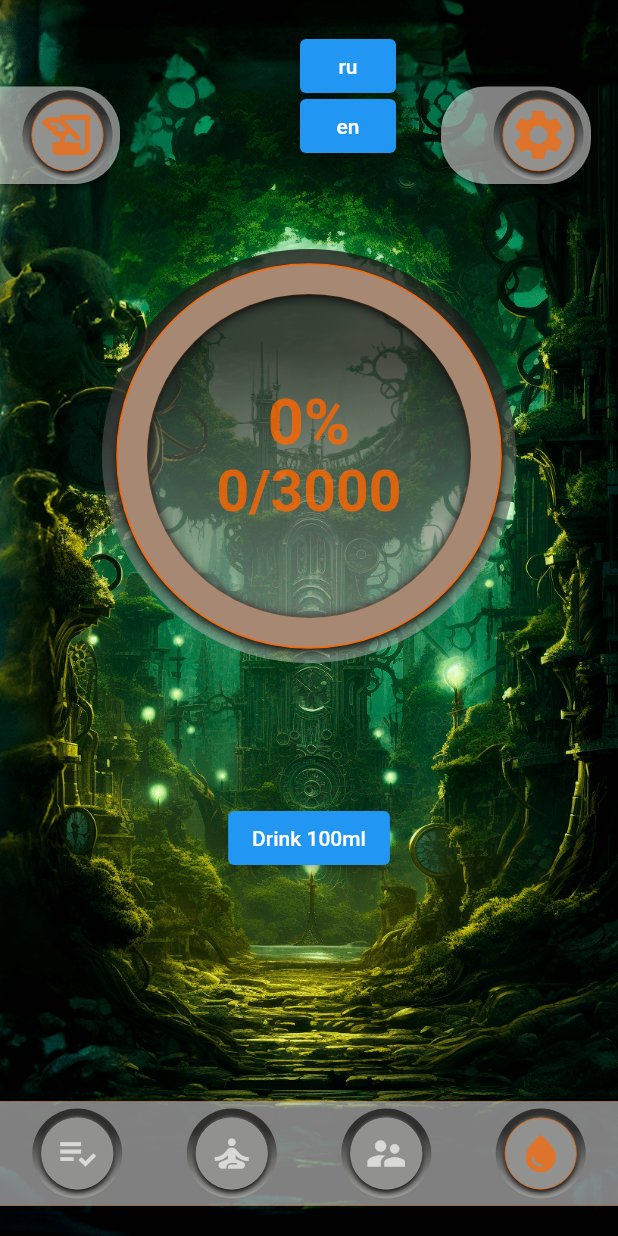
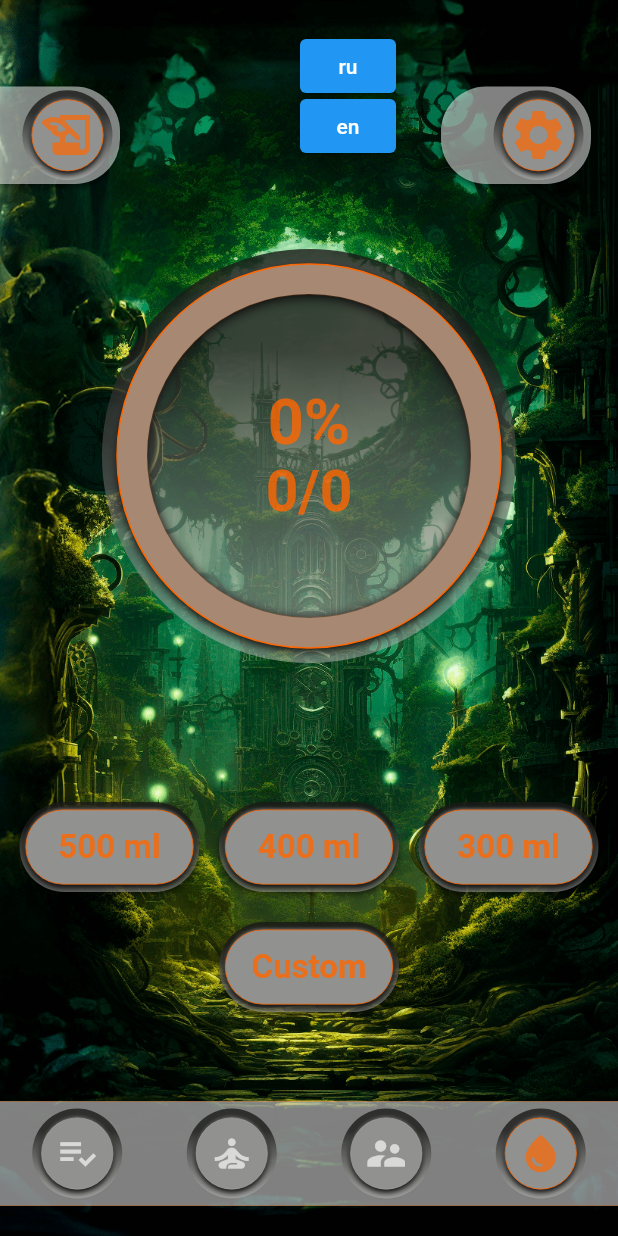
Before and after one commit to denissavishchev/today, a Flutter app: the screen it shows after launch, swiped to page 4, on a phone screen of 412 x 824 dp. Run offline on Flutter 3.47's test engine with Material 2 defaults, Android fonts, the phone set to English and light mode, and no system bars; our stand-ins replace awesome_notifications, countup, easy_localization, hive, hive_flutter, percent_indicator; missing offline and left inert: flutter_ringtone_player, flutter_rounded_date_picker; accounts and stored records are empty.

Commit message:
Water page frontend

```diff
--- a/lib/pages/water_page.dart
+++ b/lib/pages/water_page.dart
@@ -4,6 +4,7 @@ import 'package:provider/provider.dart';
 import 'package:today/providers/water_provider.dart';
 import '../constants.dart';
 import '../widgets/circular_background_painter.dart';
+import '../widgets/drink_button.dart';
 import '../widgets/settings_button.dart';
 import '../widgets/side_button_widget.dart';
 
@@ -92,16 +93,38 @@ class WaterPage extends StatelessWidget {
                           children: [
                             Text(
                               '${data.percent.toStringAsFixed(0)}%', style: kOrangeStyle.copyWith(fontSize: 42),),
-                            Text('${data.water}/3000', style: kOrangeStyle.copyWith(fontSize: 38),),
+                            Text('${data.water}/${data.target}', style: kOrangeStyle.copyWith(fontSize: 38),),
                           ],
                         ),
                       ],
                     ),
                   ),
                   SizedBox(height: size.height * 0.08,),
-                  ElevatedButton(
-                      onPressed: () => data.addWater(),
-                      child: Text('Drink 100ml'))
+                  Column(
+                    children: [
+                      Row(
+                        mainAxisAlignment: MainAxisAlignment.spaceEvenly,
+                        children: [
+                          DrinkButton(
+                            onTap: () => data.addWater(500),
+                            quantity: '500 ml',
+                          ),
+                          DrinkButton(
+                            onTap: () => data.addWater(400),
+                            quantity: '400 ml',
+                          ),
+                          DrinkButton(
+                            onTap: () => data.addWater(300),
+                            quantity: '300 ml',
+                          ),
+                        ],
+                      ),
+                      const SizedBox(height: 20,),
+                      DrinkButton(
+                          onTap: () => data.selectQuantity(context),
+                          quantity: 'Custom')
+                    ],
+                  )
                 ],
               ),
             ),
--- a/lib/providers/water_provider.dart
+++ b/lib/providers/water_provider.dart
@@ -1,7 +1,6 @@
 import 'package:flutter/material.dart';
 import 'package:hive/hive.dart';
 import 'package:today/model/water_model.dart';
-
 import '../model/boxes.dart';
 
 class WaterProvider with ChangeNotifier {
@@ -13,8 +12,8 @@ class WaterProvider with ChangeNotifier {
   TimeOfDay initialWakeUpTime = const TimeOfDay(hour: 8, minute: 00);
   TimeOfDay initialBedTime = const TimeOfDay(hour: 22, minute: 00);
 
-  void addWater(){
-    water+=100;
+  void addWater(int quantity){
+    water+=quantity;
     percent = (water / 3000) * 100;
     notifyListeners();
   }
@@ -85,5 +84,36 @@ class WaterProvider with ChangeNotifier {
     notifyListeners();
   }
 
+  Future selectQuantity(context) {
+    return showModalBottomSheet(
+        context: context,
+        isScrollControlled: true,
+        backgroundColor: Colors.transparent,
+        builder: (context) {
+          return StatefulBuilder(
+              builder: (context, setState) {
+                return Container(
+                  height: MediaQuery.of(context).size.height * 0.45,
+                  margin: const EdgeInsets.fromLTRB(32, 12, 32, 100),
+                  padding: const EdgeInsets.symmetric(vertical: 14),
+                  decoration: BoxDecoration(
+                      color: Colors.white.withOpacity(0.5),
+                      borderRadius: const BorderRadius.all(Radius.circular(24)),
+                      boxShadow: [
+                        BoxShadow(
+                            color: Colors.black.withOpacity(0.5),
+                            // spreadRadius: 2,
+                            blurRadius: 3,
+                            offset: const Offset(1, 1)
+                        ),
+                      ]
+                  ),
+                  child: Text('custom'),
+                );
+              }
+          );
+        });
+  }
+
 
 }
--- /dev/null
+++ b/lib/widgets/drink_button.dart
@@ -0,0 +1,87 @@
+import 'package:flutter/material.dart';
+import '../constants.dart';
+
+class DrinkButton extends StatelessWidget {
+  const DrinkButton({
+    super.key,
+    required this.onTap,
+    required this.quantity,
+  });
+
+  final Function() onTap;
+  final String quantity;
+
+  @override
+  Widget build(BuildContext context) {
+    return GestureDetector(
+      onTap: onTap,
+      child: Container(
+        width: 120,
+        height: 60,
+        decoration: BoxDecoration(
+            gradient: LinearGradient(
+                colors: [
+                  const Color(0xffbebebc).withOpacity(0.5),
+                  const Color(0xff1a1a18).withOpacity(0.8),
+                ],
+                begin: Alignment.bottomCenter,
+                end: Alignment.topCenter,
+                stops: const [0, 0.75]
+            ),
+            borderRadius: const BorderRadius.all(Radius.circular(30)),
+            boxShadow: [
+              BoxShadow(
+                  color: Colors.black.withOpacity(0.5),
+                  blurRadius: 3,
+                  offset: const Offset(0, 2)
+              ),
+            ]
+        ),
+        child: Center(
+          child: Container(
+              width: 112,
+              height: 50,
+              decoration: BoxDecoration(
+                borderRadius: const BorderRadius.all(Radius.circular(30)),
+                gradient: LinearGradient(
+                    colors: [
+                      const Color(0xffbebebc).withOpacity(0.5),
+                      const Color(0xff1a1a18).withOpacity(0.8),
+                    ],
+                    begin: Alignment.bottomCenter,
+                    end: Alignment.topCenter,
+                    stops: const [0, 0.75]
+                ),
+              ),
+              child: Center(
+                child: Container(
+                  width: 144,
+                  height: 60,
+                  decoration: BoxDecoration(
+                      color: const Color(0xff91918f),
+                      border: Border.all(
+                          color: kOrange,
+                          width: 0.5),
+                      borderRadius: const BorderRadius.all(Radius.circular(25)),
+                      boxShadow: const [
+                        BoxShadow(
+                            color: Colors.black,
+                            blurRadius: 3,
+                            offset: Offset(0, 2)
+                        ),
+                        BoxShadow(
+                            color: Color(0xff5e5e5c),
+                            blurRadius: 1,
+                            offset: Offset(0, -1)
+                        ),
+                      ]
+                  ),
+                  child: Center(child: Text(quantity, style: kOrangeStyle,)),
+                ),
+              )
+          ),
+        ),
+        ),
+      );
+  }
+}
```
